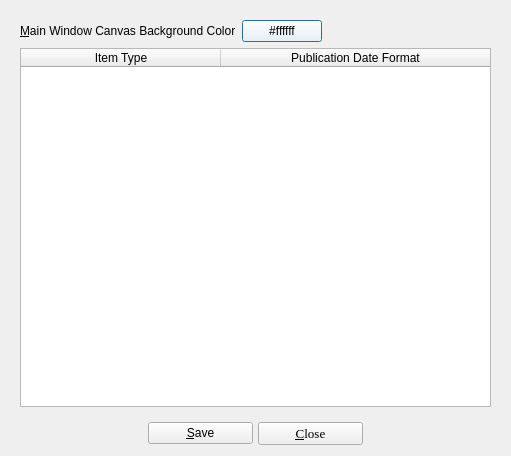
This is UI/biblioteq_options.ui in textbrowser/biblioteq as Qt 5 draws it before an edit. The edited form follows.
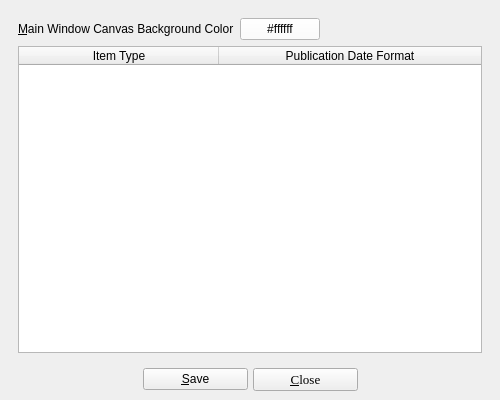
This is the edited form. Icons and pictures are not drawn.

Commit message: New files. Options is a window.

Diff of the .ui file:
```diff
--- a/UI/biblioteq_options.ui
+++ b/UI/biblioteq_options.ui
@@ -1,13 +1,13 @@
 <?xml version="1.0" encoding="UTF-8"?>
 <ui version="4.0">
  <class>options</class>
- <widget class="QDialog" name="options">
+ <widget class="QMainWindow" name="options">
   <property name="geometry">
    <rect>
     <x>0</x>
     <y>0</y>
-    <width>511</width>
-    <height>456</height>
+    <width>500</width>
+    <height>400</height>
    </rect>
   </property>
   <property name="windowTitle">
@@ -17,10 +17,8 @@
    <iconset resource="../Icons/icons.qrc">
     <normaloff>:/book.png</normaloff>:/book.png</iconset>
   </property>
-  <property name="sizeGripEnabled">
-   <bool>false</bool>
-  </property>
-  <layout class="QVBoxLayout">
+  <widget class="QWidget" name="centralwidget">
+   <layout class="QVBoxLayout" name="verticalLayout">
    <item>
     <widget class="QScrollArea" name="scrollArea">
      <property name="frameShape">
@@ -34,8 +32,8 @@
        <rect>
         <x>0</x>
         <y>0</y>
-        <width>493</width>
-        <height>401</height>
+         <width>482</width>
+         <height>340</height>
        </rect>
       </property>
       <layout class="QVBoxLayout" name="verticalLayout_2">
@@ -174,6 +172,7 @@
     </layout>
    </item>
   </layout>
+  </widget>
  </widget>
  <tabstops>
   <tabstop>scrollArea</tabstop>
```
Lines whose indentation alone changed are shown as unchanged. The commit also changes 21 other files.
